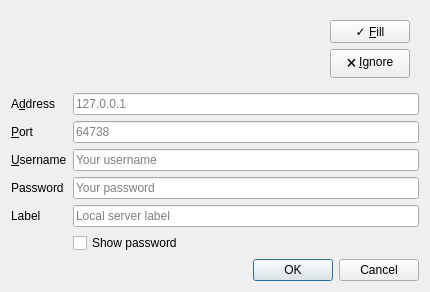
Before: the Qt Designer form src/mumble/ConnectDialogEdit.ui in mumble-voip/mumble, drawn with Qt 5.
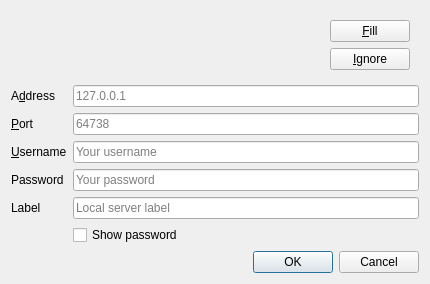
After: the same form once the commit is applied.

Commit message: ConnectDialogEdit: layout updates.

Diff of the .ui file:
```diff
--- a/src/mumble/ConnectDialogEdit.ui
+++ b/src/mumble/ConnectDialogEdit.ui
@@ -38,45 +38,68 @@
       <item>
        <widget class="QLabel" name="qlPasteNotice">
         <property name="sizePolicy">
-         <sizepolicy hsizetype="Expanding" vsizetype="Fixed">
-          <horstretch>0</horstretch>
+         <sizepolicy hsizetype="Expanding" vsizetype="Expanding">
+          <horstretch>4</horstretch>
           <verstretch>0</verstretch>
          </sizepolicy>
         </property>
+        <property name="alignment">
+         <set>Qt::AlignLeading|Qt::AlignLeft|Qt::AlignTop</set>
+        </property>
         <property name="wordWrap">
          <bool>true</bool>
         </property>
        </widget>
       </item>
       <item>
+       <widget class="QWidget" name="qwActions" native="true">
+        <property name="sizePolicy">
+         <sizepolicy hsizetype="Expanding" vsizetype="Expanding">
+          <horstretch>1</horstretch>
+          <verstretch>0</verstretch>
+         </sizepolicy>
+        </property>
        <layout class="QVBoxLayout" name="qlActions">
+         <property name="leftMargin">
+          <number>0</number>
+         </property>
+         <property name="topMargin">
+          <number>0</number>
+         </property>
+         <property name="rightMargin">
+          <number>0</number>
+         </property>
+         <property name="bottomMargin">
+          <number>0</number>
+         </property>
         <item>
          <widget class="QPushButton" name="qbFill">
           <property name="sizePolicy">
-           <sizepolicy hsizetype="Fixed" vsizetype="Fixed">
+            <sizepolicy hsizetype="Expanding" vsizetype="Fixed">
             <horstretch>0</horstretch>
             <verstretch>0</verstretch>
            </sizepolicy>
           </property>
           <property name="text">
-           <string>✓ &amp;Fill</string>
+            <string>&amp;Fill</string>
           </property>
          </widget>
         </item>
         <item>
          <widget class="QPushButton" name="qbDiscard">
           <property name="sizePolicy">
-           <sizepolicy hsizetype="Fixed" vsizetype="Fixed">
+            <sizepolicy hsizetype="Expanding" vsizetype="Fixed">
             <horstretch>0</horstretch>
             <verstretch>0</verstretch>
            </sizepolicy>
           </property>
           <property name="text">
-           <string notr="true">🗙 &amp;Ignore</string>
+            <string notr="true">&amp;Ignore</string>
           </property>
          </widget>
         </item>
        </layout>
+       </widget>
       </item>
      </layout>
     </widget>
```
Lines whose indentation alone changed are shown as unchanged.
